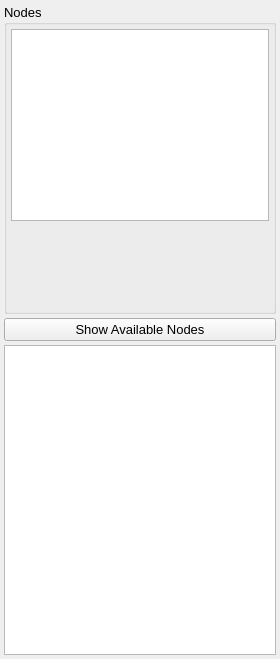
Old version of the form src/gui/procedurewidget.ui in the repository disorderedmaterials/dissolve.
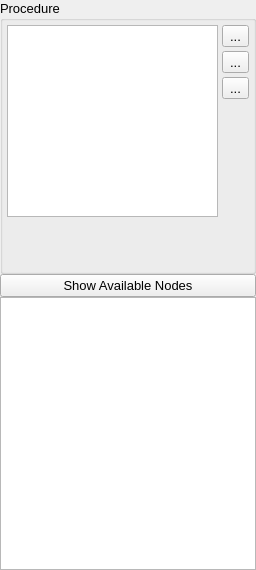
New version of the form. Icons and pictures are not drawn.

Commit message:
Procedure Editing - Part 6 (#1238)
* Clarify types.

* Locate root sequence prior to scope-free nodes() search.

* Add missing node vector keyword widget producer.

* Make error message more visible, remove old comment.

* Fix margins.

* Add expand, collapse, and context options.

* Don't store expression string when we can easily regenerate it.

* Fix unit test.

```diff
--- a/src/gui/procedurewidget.ui
+++ b/src/gui/procedurewidget.ui
@@ -6,8 +6,8 @@
    <rect>
     <x>0</x>
     <y>0</y>
-    <width>280</width>
-    <height>659</height>
+    <width>256</width>
+    <height>570</height>
    </rect>
   </property>
   <property name="font">
@@ -18,31 +18,26 @@
   <property name="windowTitle">
    <string>Form</string>
   </property>
-  <layout class="QHBoxLayout" name="horizontalLayout_2">
+  <layout class="QVBoxLayout" name="verticalLayout_3">
    <property name="spacing">
-    <number>4</number>
+    <number>0</number>
    </property>
    <property name="leftMargin">
-    <number>4</number>
+    <number>0</number>
    </property>
    <property name="topMargin">
-    <number>4</number>
+    <number>0</number>
    </property>
    <property name="rightMargin">
-    <number>4</number>
+    <number>0</number>
    </property>
    <property name="bottomMargin">
-    <number>4</number>
+    <number>0</number>
    </property>
    <item>
-    <layout class="QVBoxLayout" name="verticalLayout">
-     <property name="spacing">
-      <number>4</number>
-     </property>
-     <item>
-      <widget class="QGroupBox" name="NodesGroup">
+    <widget class="QGroupBox" name="ProcedureGroup">
        <property name="title">
-        <string>Nodes</string>
+      <string>Procedure</string>
        </property>
        <layout class="QVBoxLayout" name="verticalLayout_2">
         <property name="spacing">
@@ -61,9 +56,11 @@
          <number>4</number>
         </property>
         <item>
+       <layout class="QHBoxLayout" name="horizontalLayout">
+        <item>
          <widget class="QTreeView" name="NodesTree">
           <property name="sizePolicy">
-           <sizepolicy hsizetype="Minimum" vsizetype="Expanding">
+           <sizepolicy hsizetype="Expanding" vsizetype="Expanding">
             <horstretch>0</horstretch>
             <verstretch>0</verstretch>
            </sizepolicy>
@@ -83,6 +80,73 @@
          </widget>
         </item>
         <item>
+         <layout class="QVBoxLayout" name="verticalLayout">
+          <property name="spacing">
+           <number>4</number>
+          </property>
+          <item>
+           <widget class="QToolButton" name="ExpandAllButton">
+            <property name="toolTip">
+             <string>Expand all branches in the procedure</string>
+            </property>
+            <property name="text">
+             <string>...</string>
+            </property>
+            <property name="icon">
+             <iconset resource="main.qrc">
+              <normaloff>:/general/icons/general_expandall.svg</normaloff>:/general/icons/general_expandall.svg</iconset>
+            </property>
+           </widget>
+          </item>
+          <item>
+           <widget class="QToolButton" name="CollapseAllButton">
+            <property name="toolTip">
+             <string>Collapse all branches in the procedure, showing only the root sequence</string>
+            </property>
+            <property name="text">
+             <string>...</string>
+            </property>
+            <property name="icon">
+             <iconset resource="main.qrc">
+              <normaloff>:/general/icons/general_collapseall.svg</normaloff>:/general/icons/general_collapseall.svg</iconset>
+            </property>
+           </widget>
+          </item>
+          <item>
+           <widget class="QToolButton" name="ShowContextButton">
+            <property name="toolTip">
+             <string>Show context information</string>
+            </property>
+            <property name="text">
+             <string>...</string>
+            </property>
+            <property name="icon">
+             <iconset resource="main.qrc">
+              <normaloff>:/general/icons/general_context.svg</normaloff>:/general/icons/general_context.svg</iconset>
+            </property>
+            <property name="checkable">
+             <bool>true</bool>
+            </property>
+           </widget>
+          </item>
+          <item>
+           <spacer name="verticalSpacer">
+            <property name="orientation">
+             <enum>Qt::Vertical</enum>
+            </property>
+            <property name="sizeHint" stdset="0">
+             <size>
+              <width>20</width>
+              <height>40</height>
+             </size>
+            </property>
+           </spacer>
+          </item>
+         </layout>
+        </item>
+       </layout>
+      </item>
+      <item>
          <widget class="QStackedWidget" name="NodeControlsStack">
           <property name="sizePolicy">
            <sizepolicy hsizetype="Expanding" vsizetype="Preferred">
@@ -168,8 +232,6 @@
         </size>
        </property>
       </widget>
-     </item>
-    </layout>
    </item>
   </layout>
  </widget>
```
Lines whose indentation alone changed are shown as unchanged. The commit also changes 14 other files.
